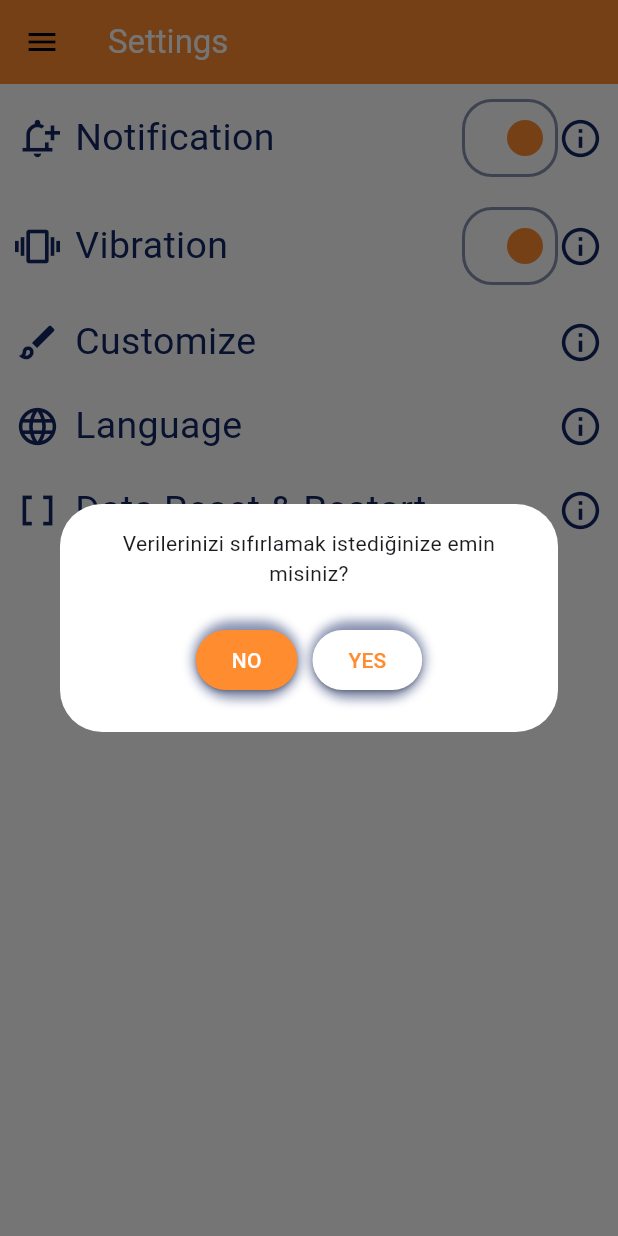
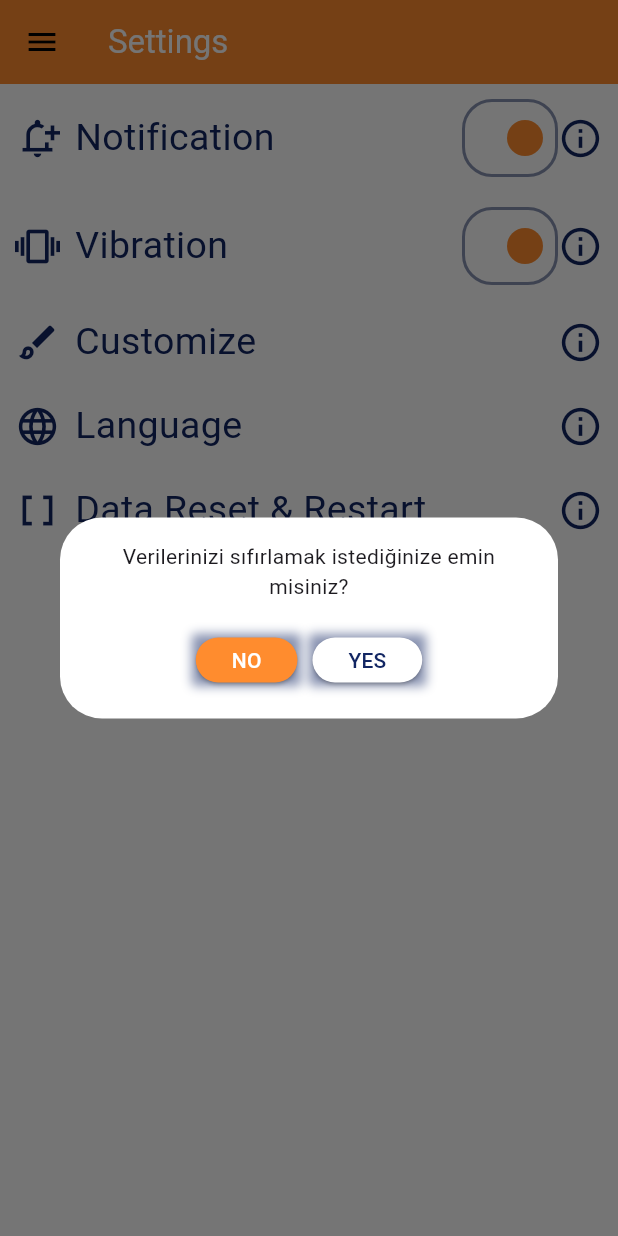
Before and after one commit to YilmazBatal/Habbitty-App, a Flutter app: the SettingsPage screen opened directly, after a tap on "Data Reset & Restart", on a phone screen of 412 x 824 dp. Run offline on Flutter 3.47's test engine with Material 3 defaults, Android fonts, the phone set to English and light mode, and no system bars; our stand-ins replace flutter_heatmap_calendar, flutter_slidable, google_fonts, gradient_widgets, percent_indicator, toggle_switch; missing offline and left inert: textfield_tags; Roboto replaces fonts that are missing (Sniglet).

Commit message:
Bug Fixes

```diff
--- a/lib/Components/alert_dialog.dart
+++ b/lib/Components/alert_dialog.dart
@@ -29,7 +29,6 @@ class CustomAlertDialog {
         elevation: 20,
         actions: [
           Container(
-            height: 85,
             decoration: BoxDecoration(
               border: Border.all(color: navyBlue.withOpacity(0.5), width: 1),
               borderRadius: BorderRadius.circular(15),
--- a/lib/Components/tagfield.dart
+++ b/lib/Components/tagfield.dart
@@ -106,7 +106,7 @@ class _TagFieldState extends State<TagField> {
                                                 color: Colors.white),
                                           ),
                                           onTap: () {
-                                            print("$tag selected");
+                                            debugPrint("$tag selected");
                                           },
                                         ),
                                         const SizedBox(width: 4.0),
--- a/lib/Components/togglebutton.dart
+++ b/lib/Components/togglebutton.dart
@@ -43,7 +43,7 @@ class _MyToggleButtonsState extends State<MyToggleButtons> {
             ],
             radiusStyle: true,
             onToggle: (index) {
-              print('switched to: $index');
+              debugPrint('switched to: $index');
             },
           ),
         ),
--- a/lib/Pages/settingspage.dart
+++ b/lib/Pages/settingspage.dart
@@ -2,7 +2,6 @@
 
 import 'package:flutter/material.dart';
 import 'package:habbitty/Components/alert_dialog.dart';
-import 'package:habbitty/Components/boxshadow.dart';
 import 'package:habbitty/Components/tooltip.dart';
 import 'package:habbitty/Pages/dailyquotespage.dart';
 import 'package:habbitty/Pages/help.dart';
@@ -189,7 +188,7 @@ class SettingsPage extends StatelessWidget {
       body: Column(
         crossAxisAlignment: CrossAxisAlignment.start,
         mainAxisAlignment: MainAxisAlignment.start,
-        children: [
+        children: const [
           Column(
             children: [
               SettingClick(),
@@ -203,6 +202,8 @@ class SettingsPage extends StatelessWidget {
 
 // Settings elements
 class SettingClick extends StatelessWidget {
+  const SettingClick({super.key});
+
   void element_1(BuildContext context) {
     debugPrint('Theme Tıklandı!');
     CustomAlertDialog(
@@ -226,7 +227,7 @@ class SettingClick extends StatelessWidget {
   }
 
   void element_3(BuildContext context) {
-    print('Data Reset tıklandı!');
+    debugPrint('Data Reset tıklandı!');
     showDialog<String>(
       context: context,
       builder: (BuildContext context) => AlertDialog(
@@ -244,12 +245,13 @@ class SettingClick extends StatelessWidget {
               children: [
                 ElevatedButton(
                   onPressed: () => Navigator.pop(context, 'NO'),
+                  style: ElevatedButton.styleFrom(
+                    backgroundColor: lightOrange,
+                    foregroundColor: lightOrange
+                  ),
                   child: const Text(
                     'NO',
                     style: TextStyle(color: Colors.white),
-                  ),
-                  style: ElevatedButton.styleFrom(
-                    primary: lightOrange,
                   ),
                 ).withContainerShadow(),
                 SizedBox(
@@ -257,10 +259,11 @@ class SettingClick extends StatelessWidget {
                 ),
                 ElevatedButton(
                   onPressed: () => Navigator.pop(context, 'YES'),
+                  style: ElevatedButton.styleFrom(
+                    backgroundColor: Colors.white,
+                    foregroundColor: navyBlue
+                  ),
                   child: const Text('YES'),
-                  style: ElevatedButton.styleFrom(
-                    primary: Colors.white,
-                  ),
                 ).withContainerShadow(),
               ],
             ),
@@ -310,11 +313,11 @@ class SettingClick extends StatelessWidget {
   }
 }
 
-Container SettingsElements(iconName, name, content,
+// ignore: non_constant_identifier_names
+Padding SettingsElements(iconName, name, content,
     {bool useSwitch = true, VoidCallback? onTap}) {
   Color navyBlue = const Color(0xFF122663);
-  return Container(
-    child: Padding(
+  return Padding(
     padding: const EdgeInsets.all(10.0),
     child: GestureDetector(
       onTap:
@@ -349,7 +352,6 @@ Container SettingsElements(iconName, name, content,
             ],
           )
         ],
-        ),
       ),
     ),
   );
@@ -417,8 +419,9 @@ class DialogExample extends StatelessWidget {
 extension ElevatedButtonWithShadow on ElevatedButton {
   Widget withContainerShadow() {
     return Container(
+      height: 30,
       decoration: BoxDecoration(
-        borderRadius: BorderRadius.circular(50),
+        borderRadius: BorderRadius.circular(2),
         boxShadow: [
           BoxShadow(
             color: navyBlue.withOpacity(0.5),
--- a/lib/main.dart
+++ b/lib/main.dart
@@ -21,7 +21,7 @@ String welcomeMessage = "Good Morning!";
 List todaysHabitList = [
   // [name,time,icon,isDone]
   ["10x Push Ups", "10:00 AM - 10:15 AM", Icons.fitness_center_rounded, true],
-  ["Study Math", "12:00 PM - 2:15 PM", Icons.school_rounded, false],
+  ["Study Math", "12:00 PM - 2:15 PM", Icons.school_rounded, true],
   ["Practice Programming", "3:00 PM - 6:00 PM", Icons.code_rounded, false],
   ["Night Routine", "8:00 PM - 8:15 PM", Icons.bed_rounded, false],
 ];
```
Also changed, not shown: pubspec.lock. Lines whose indentation alone changed are shown as unchanged.
